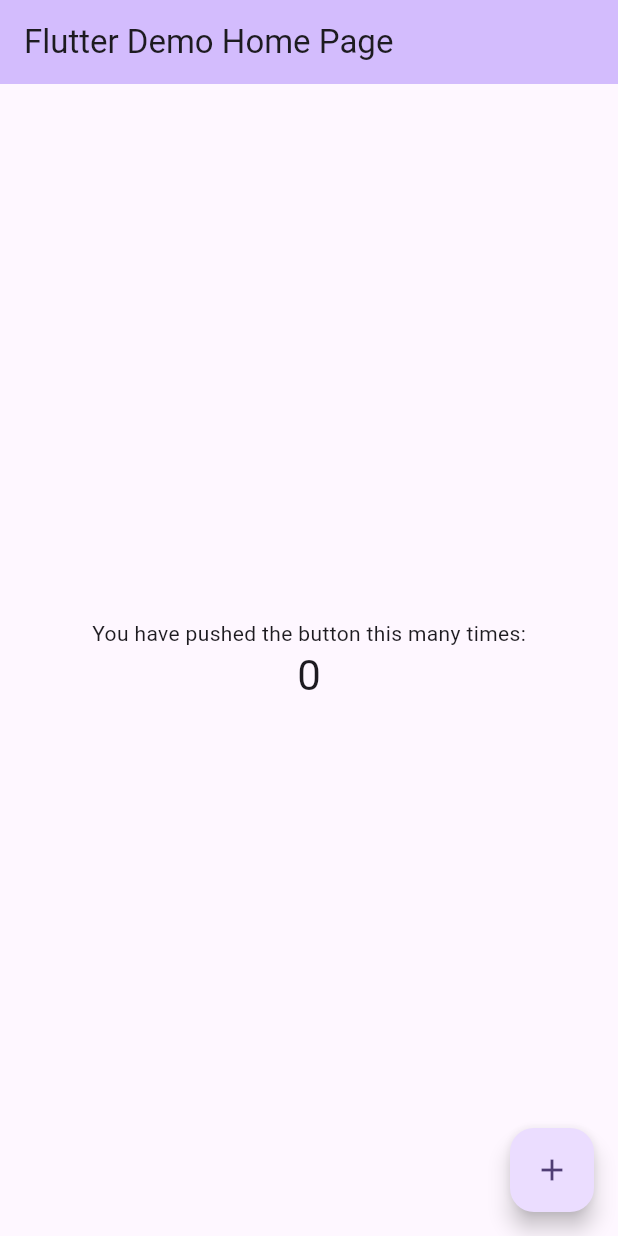
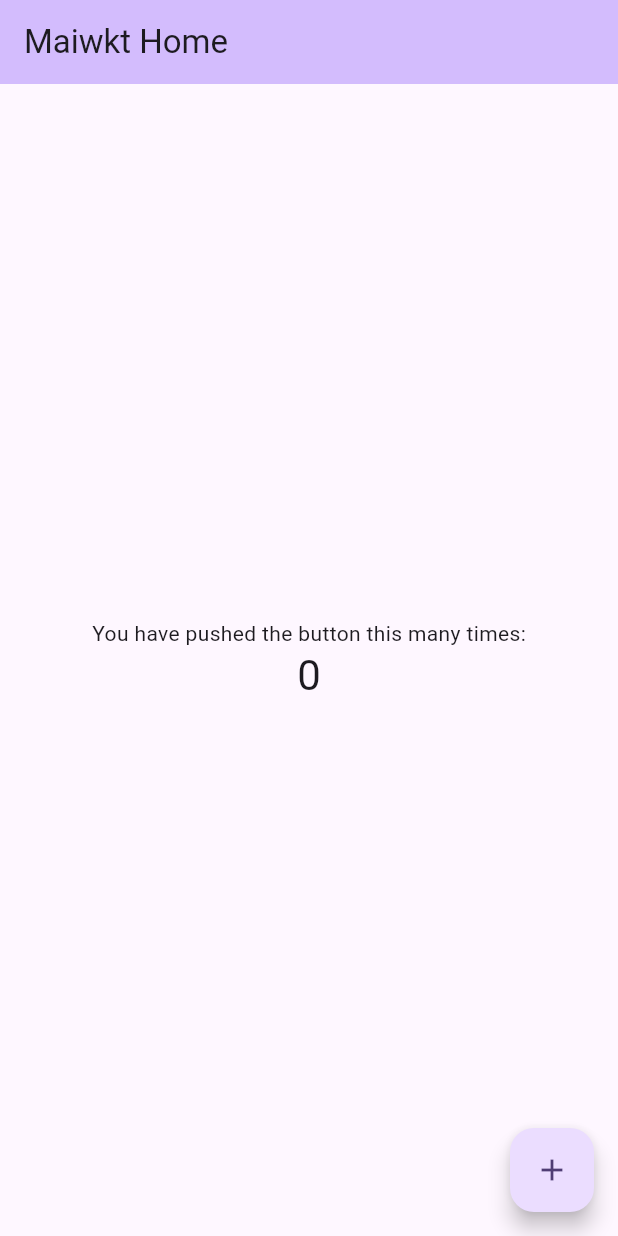
Before and after one commit to Pragnozi/maiwkt-mobile, a Flutter app: the screen it shows after launch, on a phone screen of 412 x 824 dp. Run offline on Flutter 3.47's test engine with Material 3 defaults, Android fonts, the phone set to English and light mode, and no system bars.

Commit message:
update home page title to 'Maiwkt Home'

```diff
--- a/lib/main.dart
+++ b/lib/main.dart
@@ -31,7 +31,7 @@ class MyApp extends StatelessWidget {
         colorScheme: ColorScheme.fromSeed(seedColor: Colors.deepPurple),
         useMaterial3: true,
       ),
-      home: const MyHomePage(title: 'Flutter Demo Home Page'),
+      home: const MyHomePage(title: 'Maiwkt Home'),
     );
   }
 }
```
